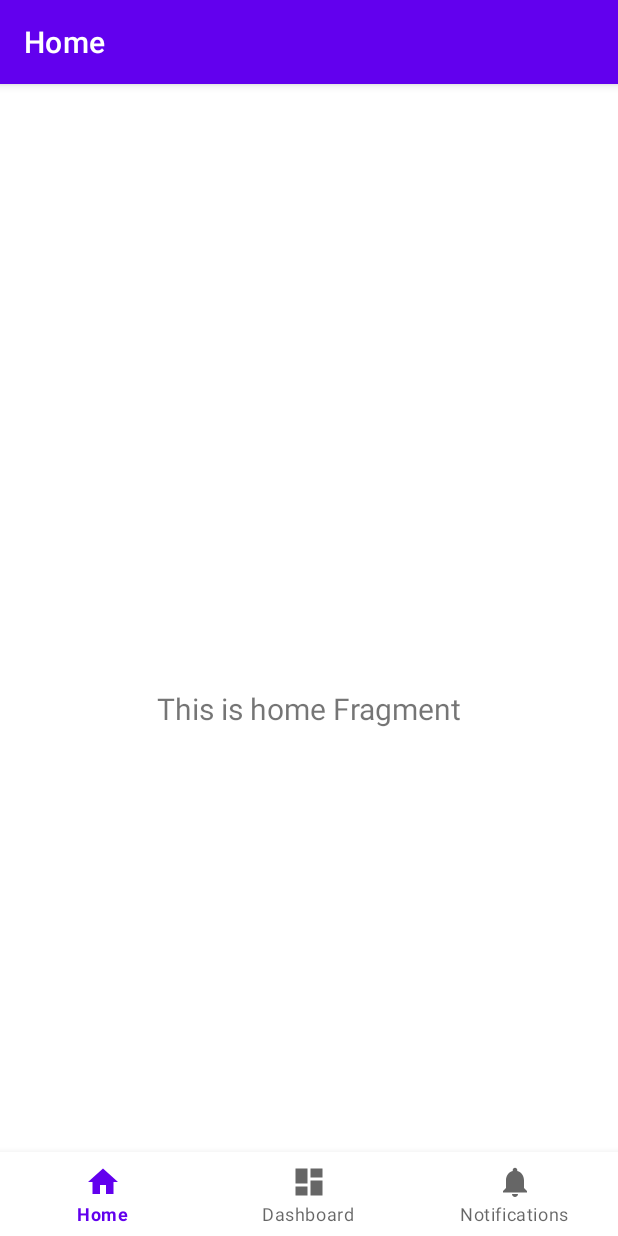
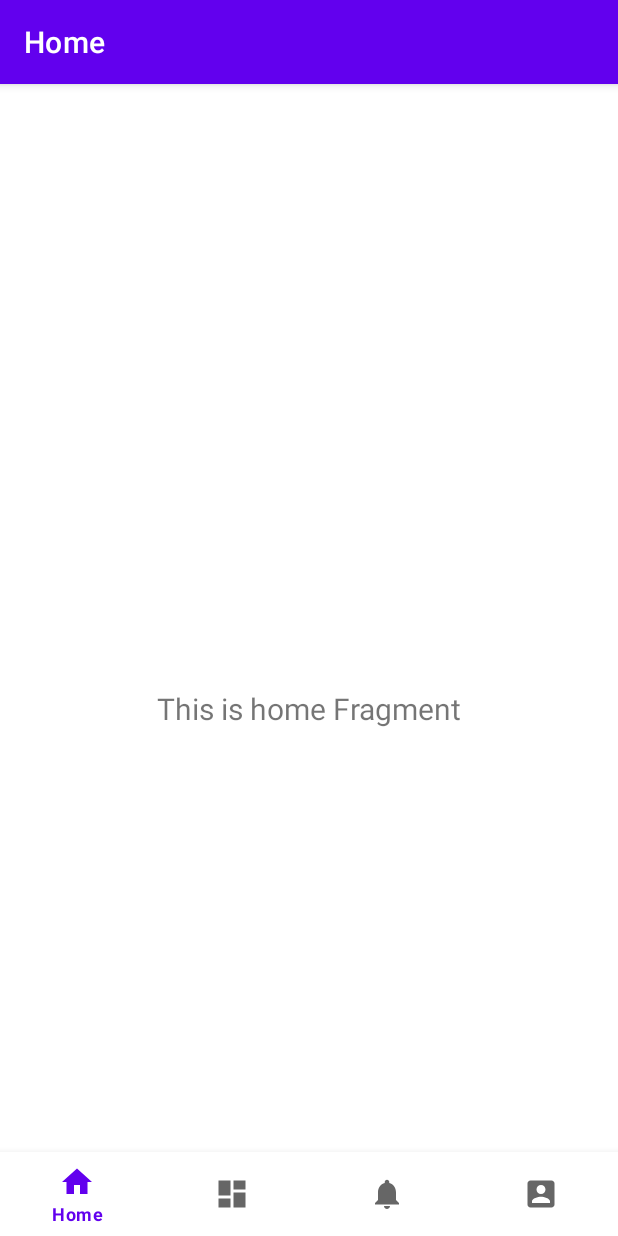
Before and after one commit to georgsvit/Marchen.Android, an Android app: the HomeActivity screen opened directly, with no data from a screen before it, on a phone screen of 412 x 824 dp. Run offline under Robolectric (Android 15) with nearby library versions, the phone set to English and light mode, and no system bars; our stand-ins replace navigation-ui.

Commit message:
Navigation for NavBottomBar configured.

```diff
--- a/app/src/main/java/com/example/marchenandroid/HomeActivity.kt
+++ b/app/src/main/java/com/example/marchenandroid/HomeActivity.kt
@@ -26,7 +26,8 @@ class HomeActivity : AppCompatActivity() {
         // menu should be considered as top level destinations.
         val appBarConfiguration = AppBarConfiguration(
             setOf(
-                R.id.navigation_home, R.id.navigation_dashboard, R.id.navigation_notifications
+                R.id.navigation_home, R.id.navigation_dashboard, R.id.navigation_notifications,
+                    R.id.navigation_profile
             )
         )
         setupActionBarWithNavController(navController, appBarConfiguration)
--- a/app/src/main/res/menu/bottom_nav_menu.xml
+++ b/app/src/main/res/menu/bottom_nav_menu.xml
@@ -16,4 +16,9 @@
         android:icon="@drawable/ic_notifications_black_24dp"
         android:title="@string/title_notifications" />
 
+    <item
+        android:id="@+id/navigation_profile"
+        android:icon="@drawable/ic_baseline_account_box"
+        android:title="@string/title_profile"/>
+
 </menu>
--- a/app/src/main/res/navigation/mobile_navigation.xml
+++ b/app/src/main/res/navigation/mobile_navigation.xml
@@ -22,4 +22,9 @@
         android:name="com.example.marchenandroid.ui.notifications.NotificationsFragment"
         android:label="@string/title_notifications"
         tools:layout="@layout/fragment_notifications" />
+    <fragment
+        android:id="@+id/navigation_profile"
+        android:name="com.example.marchenandroid.ui.profile.ProfileFragment"
+        android:label="@string/title_profile"
+        tools:layout="@layout/fragment_profile"/>
 </navigation>
```
